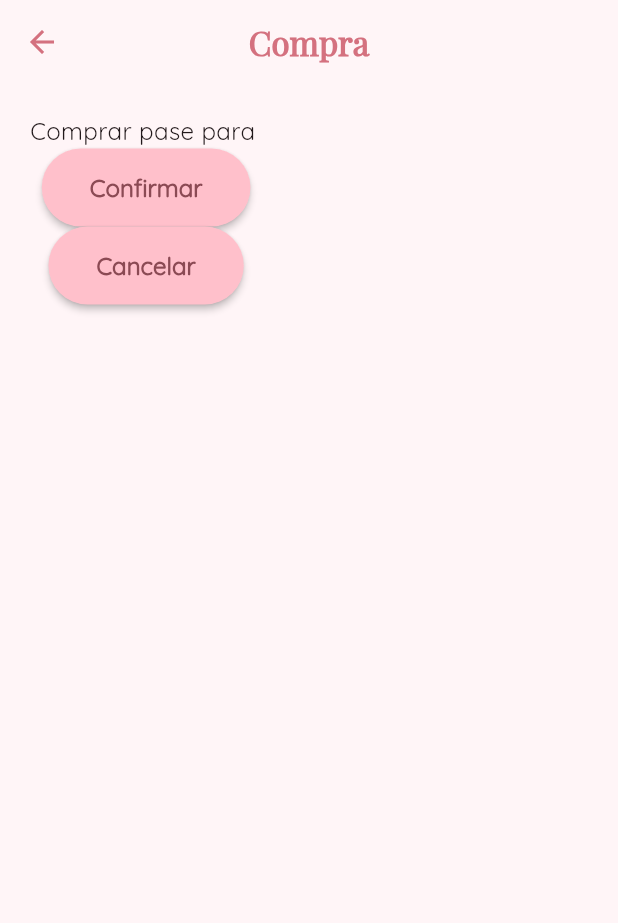
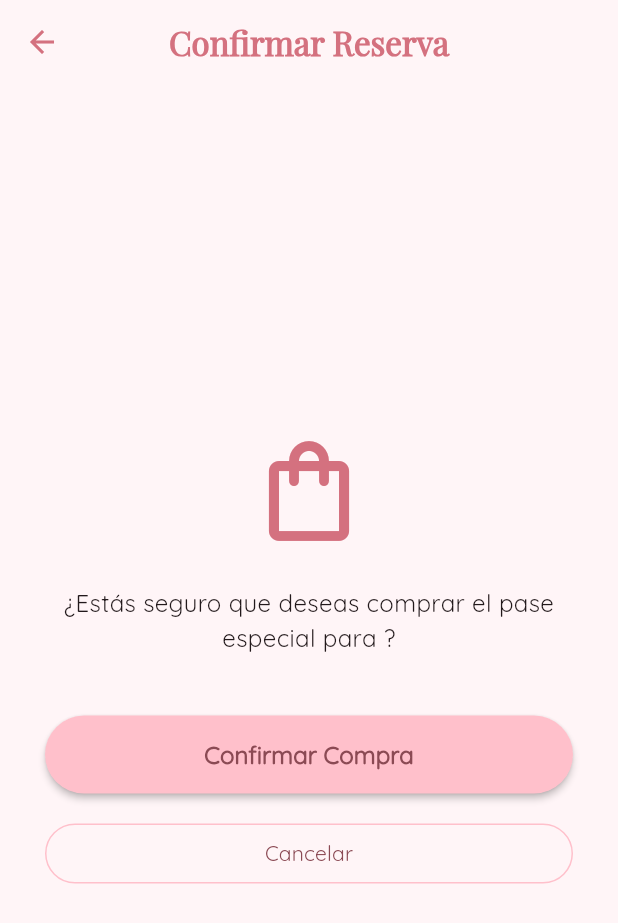
Before and after one commit to MaBelenBecerra/manejo_navegaciones, a Flutter app: the PurchasePassScreen screen opened directly with empty values, on a phone screen of 412 x 824 dp. Shown: the top 923 px of the screen. Run offline on Flutter 3.47's test engine with Material 3 defaults, Android fonts, the phone set to English and light mode, and no system bars.

Commit message:
fix(ui): center purchase screen layout and align buttons propeerly -Wrap content with center and ConstrainedBox -Fix button alignment usin full-width SizedBox -Replace cancel button with OutlinedButton for better UX

```diff
--- a/lib/presentation/screens/purchase_pass_screen.dart
+++ b/lib/presentation/screens/purchase_pass_screen.dart
@@ -8,30 +8,74 @@ class PurchasePassScreen extends StatelessWidget {
   @override
   Widget build(BuildContext context) {
     return Scaffold(
-      appBar: AppBar(title: const Text('Compra')),
-      body: Padding(
-        padding: const EdgeInsets.all(20),
+      appBar: AppBar(title: const Text('Confirmar Reserva')),
+
+      body: Center(
+        child: SingleChildScrollView(
+          child: ConstrainedBox(
+            constraints: const BoxConstraints(maxWidth: 400),
+            child: Padding(
+              padding: const EdgeInsets.all(24.0),
               child: Column(
+                mainAxisAlignment: MainAxisAlignment.center,
+                crossAxisAlignment: CrossAxisAlignment.center,
                 children: [
-            Text('Comprar pase para $eventName'),
 
-            ElevatedButton(
+                  const Icon(
+                    Icons.shopping_bag_outlined,
+                    size: 80,
+                    color: Color(0xFFD4717F),
+                  ),
+
+                  const SizedBox(height: 24),
+
+                  Text(
+                    '¿Estás seguro que deseas comprar el pase especial para $eventName?',
+                    textAlign: TextAlign.center,
+                    style: Theme.of(context).textTheme.bodyMedium,
+                  ),
+
+                  const SizedBox(height: 40),
+
+                  /// BOTÓN CONFIRMAR
+                  SizedBox(
+                    width: double.infinity,
+                    child: ElevatedButton(
                       onPressed: () {
                         Navigator.pop(
                           context,
-                  "Compra exitosa 🎀",
+                          "¡Reserva exitosa! Tu código de acceso es: 🎀-7721",
                         );
                       },
-              child: const Text('Confirmar'),
+                      child: const Text('Confirmar Compra'),
+                    ),
                   ),
 
-            ElevatedButton(
+                  const SizedBox(height: 16),
+
+                  /// BOTÓN CANCELAR
+                  SizedBox(
+                    width: double.infinity,
+                    child: OutlinedButton(
                       onPressed: () {
                         Navigator.pop(context);
                       },
-              child: const Text('Cancelar'),
+                      style: OutlinedButton.styleFrom(
+                        side: const BorderSide(color: Color(0xFFFFC0CB)),
+                        shape: RoundedRectangleBorder(
+                          borderRadius: BorderRadius.circular(30),
+                        ),
+                      ),
+                      child: const Text(
+                        'Cancelar',
+                        style: TextStyle(color: Color(0xFF8B4A54)),
+                      ),
+                    ),
                   ),
                 ],
+              ),
+            ),
+          ),
         ),
       ),
     );
```
Lines whose indentation alone changed are shown as unchanged.
